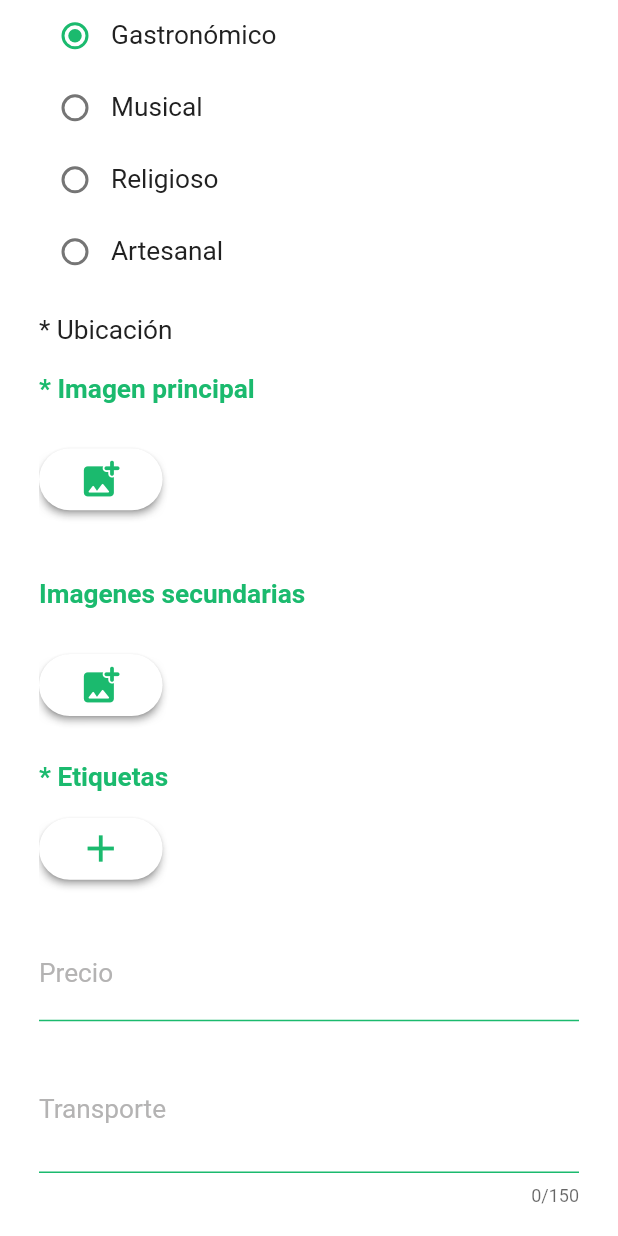
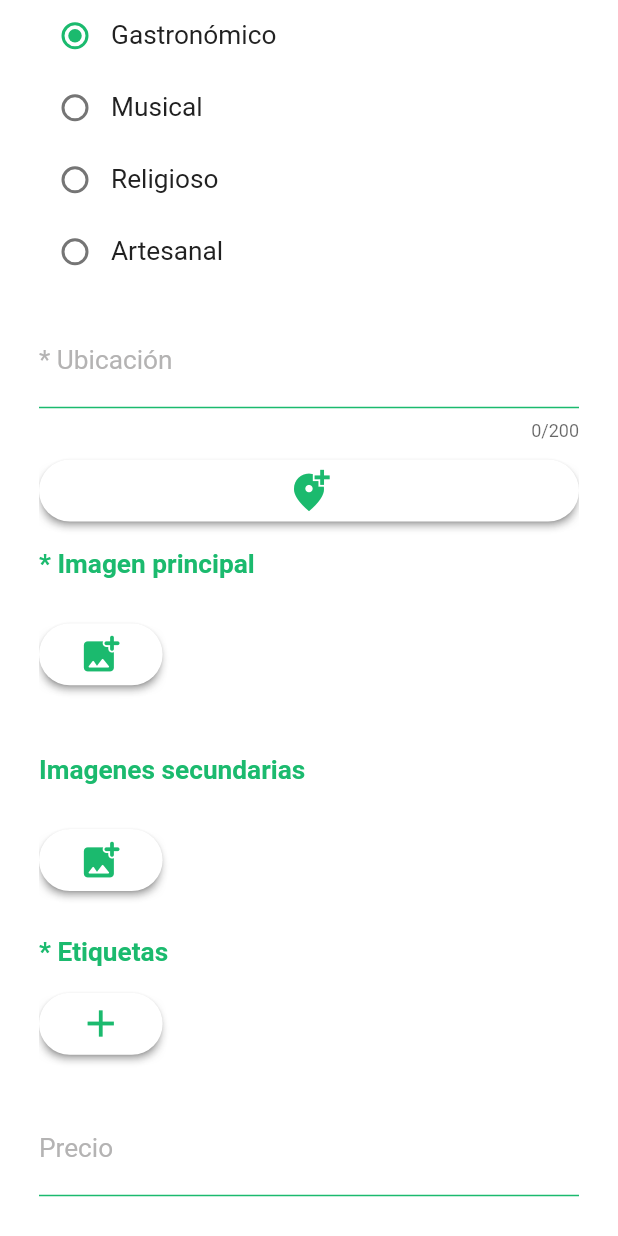
Before and after one commit to rylmfqt28/Cochabamba-cultural, a Flutter app: the EventRegistrationForm screen opened by its route, scrolled down 576 dp, on a phone screen of 412 x 824 dp. Run offline on Flutter 3.47's test engine with Material 2 defaults, Android fonts, the phone set to English and light mode, and no system bars; our stand-ins replace bloc, cloud_firestore, curved_navigation_bar, firebase_auth, firebase_core, firebase_storage and 3 more; accounts and stored records are empty.

Commit message:
Dependencia flutter map, implementacion modal button sheet

```diff
--- a/lib/cultural_event/ui/screens/event_registration_form.dart
+++ b/lib/cultural_event/ui/screens/event_registration_form.dart
@@ -15,6 +15,7 @@ class _EventRegistrationFormState extends State<EventRegistrationForm> {
   final _costEvent = TextEditingController();
   final _transport = TextEditingController();
   final _category = TextEditingController(text: 'Gastronómico');
+  final _location = TextEditingController();
 
   final _controllerInitialDateTime = TextEditingController();
   final DateTime _initialDateTime = DateTime.now();
@@ -36,6 +37,7 @@ class _EventRegistrationFormState extends State<EventRegistrationForm> {
         transport: _transport,
         actualEventType: 1,
         category: _category,
+        location: _location,
         controllerInitialDateTime: _controllerInitialDateTime,
         initialDateTime: _initialDateTime,
         controllerEndDateTime: _controllerEndDateTime,
--- a/lib/cultural_event/ui/widgets/cultural_event_form.dart
+++ b/lib/cultural_event/ui/widgets/cultural_event_form.dart
@@ -1,3 +1,4 @@
+import 'package:cochabambacultural/cultural_event/ui/widgets/add_button.dart';
 import 'package:flutter/material.dart';
 
 import 'package:cochabambacultural/utils/app_colors.dart';
@@ -16,6 +17,8 @@ import 'package:cochabambacultural/cultural_event/ui/widgets/add_image_event.dar
 import 'package:cochabambacultural/cultural_event/ui/widgets/add_tag.dart';
 import 'package:cochabambacultural/cultural_event/ui/widgets/input_field_date.dart';
 
+import 'package:cochabambacultural/cultural_event/utils/modal_button_sheet.dart';
+
 import 'package:cochabambacultural/user/bloc/user_bloc.dart';
 
 import 'package:flutter_bloc/flutter_bloc.dart';
@@ -28,6 +31,8 @@ class CulturalEventForm extends StatefulWidget {
 
   final int actualEventType;
   final TextEditingController category;
+
+  final TextEditingController location;
 
   final TextEditingController controllerInitialDateTime;
   final DateTime initialDateTime;
@@ -51,6 +56,7 @@ class CulturalEventForm extends StatefulWidget {
       required this.transport,
       required this.actualEventType,
       required this.category,
+      required this.location,
       required this.controllerInitialDateTime,
       required this.initialDateTime,
       required this.controllerEndDateTime,
@@ -82,6 +88,8 @@ class _CulturalEventFormState extends State<CulturalEventForm> {
   final LoadImage loadImage = LoadImage();
 
   final _keyForm = GlobalKey<FormState>();
+
+  final ModalButtonSheet _modalButtonSheet = ModalButtonSheet();
 
   @override
   Widget build(BuildContext context) {
@@ -200,11 +208,26 @@ class _CulturalEventFormState extends State<CulturalEventForm> {
                             SizedBox(
                               height: responsive.hp(2.2),
                             ),
-                            const TextFormatWidget(
-                                valueText: '* Ubicación',
-                                align: TextAlign.left,
-                                typeText: 'Normal'),
-                            // widget map
+                            InputTextAreaWidget(
+                                labelInput: '* Ubicación',
+                                hintInput: 'Ingrese la ubicación del evento',
+                                inputValidation: (value) =>
+                                    validate.validateLocation(value!),
+                                controllerText: widget.location,
+                                maxCharacters: 200),
+                            SizedBox(
+                              height: responsive.hp(1.5),
+                            ),
+                            AddButton(
+                                iconAdd: Icons.add_location_alt,
+                                event: () {
+                                  _modalButtonSheet.showModal(
+                                      context,
+                                      const TextFormatWidget(
+                                          valueText: 'Aqui va el mapa',
+                                          align: TextAlign.left,
+                                          typeText: 'Normal'));
+                                }),
                             SizedBox(
                               height: responsive.hp(2.2),
                             ),
--- a/pubspec.yaml
+++ b/pubspec.yaml
@@ -42,6 +42,8 @@ dependencies:
   curved_navigation_bar: ^1.0.3
   firebase_storage: ^10.2.14
   image_picker: ^0.8.5
+  flutter_map: ^2.2.0
+  latlong2: ^0.8.1
 
 dev_dependencies:
   flutter_test:
```
Also changed, not shown: lib/cultural_event/utils/modal_button_sheet.dart (added, +21 -0 lines), lib/utils/validation_event.dart (+12 -0 lines), pubspec.lock, 1 other file.
